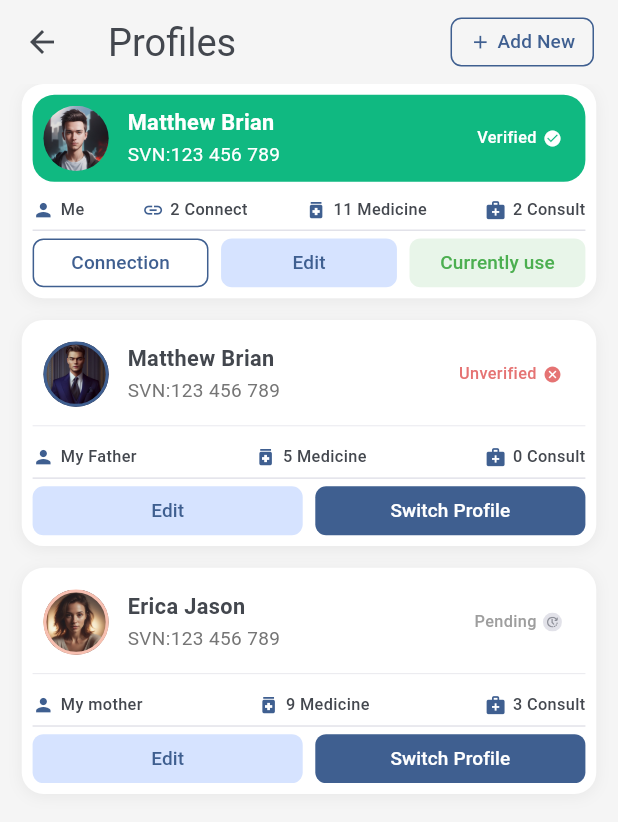
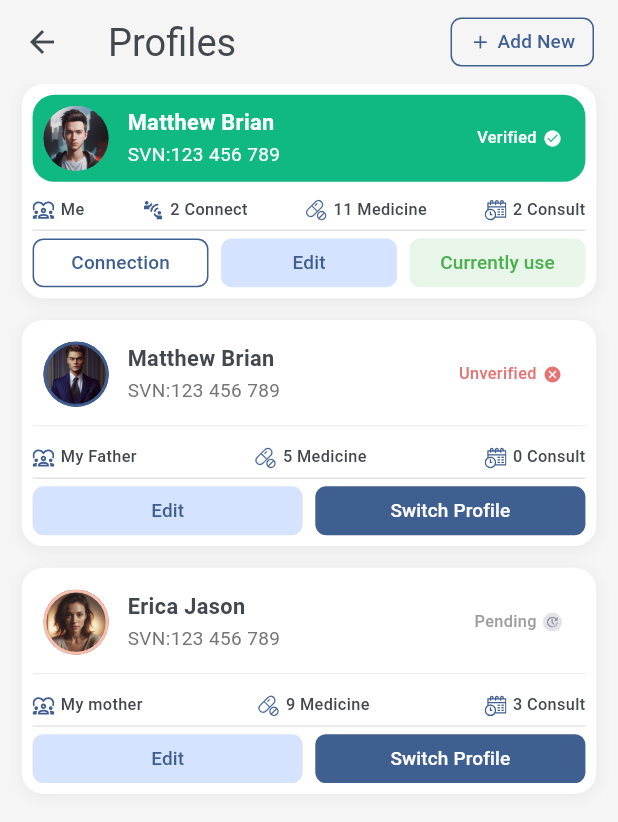
Before and after one commit to TopiaAmr/strichpunkt, a Flutter app: the UserProfileWidget screen opened directly, on a phone screen of 412 x 824 dp. Shown: the top 822 px of the screen. Run offline on Flutter 3.47's test engine with Material 3 defaults, Android fonts, the phone set to English and light mode, and no system bars; our stand-ins replace auto_route, bloc, dartz, equatable, flutter_bloc, flutter_screenutil and 3 more; accounts and stored records are empty.

Commit message:
profile card icons

```diff
--- a/lib/features/user_profiles/presentation/widgets/profile_card.dart
+++ b/lib/features/user_profiles/presentation/widgets/profile_card.dart
@@ -1,5 +1,6 @@
 import 'package:flutter/material.dart';
 import 'package:flutter_screenutil/flutter_screenutil.dart';
+import 'package:flutter_svg/flutter_svg.dart';
 import '../../../../core/theme/app_theme.dart';
 import '../../domain/entities/user_profile.dart';
 import 'profile_avatar.dart';
@@ -113,17 +114,17 @@ class ProfileCard extends StatelessWidget {
       _buildRelationStat(),
       if (profile.relation == 'Me')
         ProfileStatItem(
-          icon: Icons.link,
+          svgPath: 'assets/icons/connection.svg',
           label: 'Connect',
           count: profile.connectCount,
         ),
       ProfileStatItem(
-        icon: Icons.medication,
+        svgPath: 'assets/icons/medication.svg',
         label: 'Medicine',
         count: profile.medicineCount,
       ),
       ProfileStatItem(
-        icon: Icons.medical_services,
+        svgPath: 'assets/icons/calendar_with_timer.svg',
         label: 'Consult',
         count: profile.consultCount,
       ),
@@ -152,7 +153,15 @@ class ProfileCard extends StatelessWidget {
         child: Row(
           mainAxisSize: MainAxisSize.min,
           children: [
-            Icon(Icons.person, size: 16.r, color: AppTheme.primaryColor),
+            SvgPicture.asset(
+              'assets/icons/family_member.svg',
+              width: 16.r,
+              height: 16.r,
+              colorFilter: ColorFilter.mode(
+                AppTheme.primaryColor,
+                BlendMode.srcIn,
+              ),
+            ),
             SizedBox(width: 4.w),
             Text(
               profile.relation,
--- a/lib/features/user_profiles/presentation/widgets/profile_stat_item.dart
+++ b/lib/features/user_profiles/presentation/widgets/profile_stat_item.dart
@@ -1,15 +1,16 @@
 import 'package:flutter/material.dart';
 import 'package:flutter_screenutil/flutter_screenutil.dart';
+import 'package:flutter_svg/svg.dart';
 import '../../../../core/theme/app_theme.dart';
 
 class ProfileStatItem extends StatelessWidget {
-  final IconData icon;
+  final String svgPath;
   final String label;
   final int count;
 
   const ProfileStatItem({
     super.key,
-    required this.icon,
+    required this.svgPath,
     required this.label,
     required this.count,
   });
@@ -25,10 +26,14 @@ class ProfileStatItem extends StatelessWidget {
         child: Row(
           mainAxisSize: MainAxisSize.min,
           children: [
-            Icon(
-              icon,
-              size: (16 * textScaleFactor).r,
-              color: AppTheme.primaryColor,
+            SvgPicture.asset(
+              svgPath,
+              width: (16 * textScaleFactor).r,
+              height: (16 * textScaleFactor).r,
+              colorFilter: ColorFilter.mode(
+                AppTheme.primaryColor,
+                BlendMode.srcIn,
+              ),
             ),
             SizedBox(width: 4.w),
             Text(
```
Also changed, not shown: assets/icons/calendar_with_timer.svg (added), assets/icons/connection.svg (added), assets/icons/family_member.svg (added).
